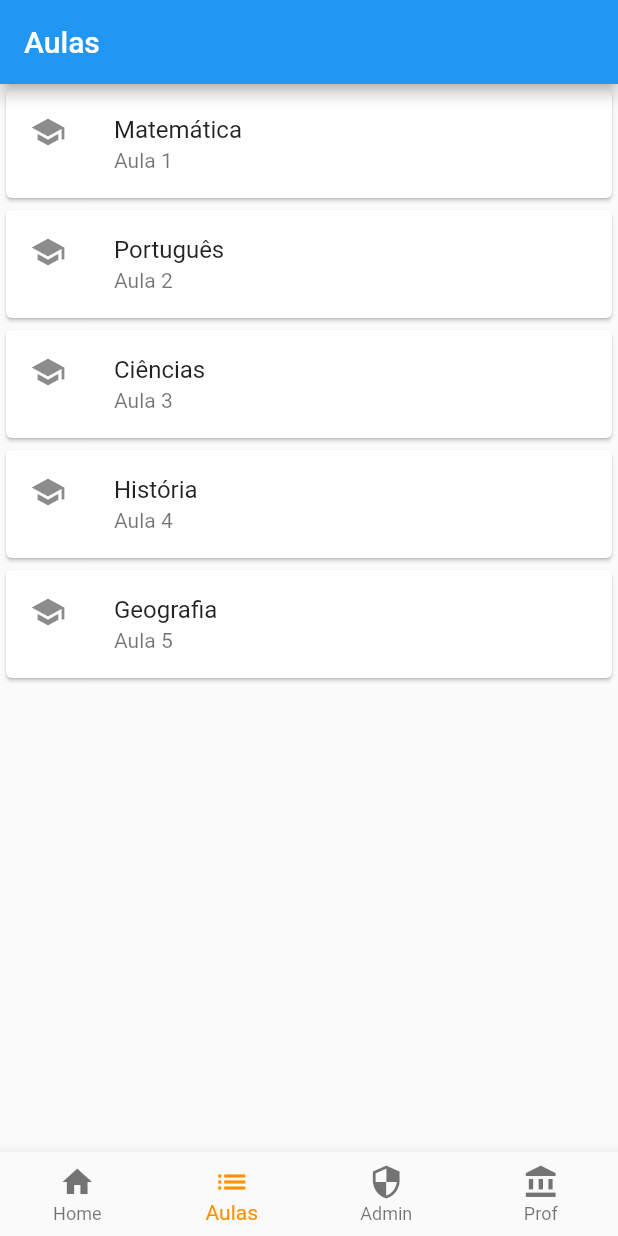
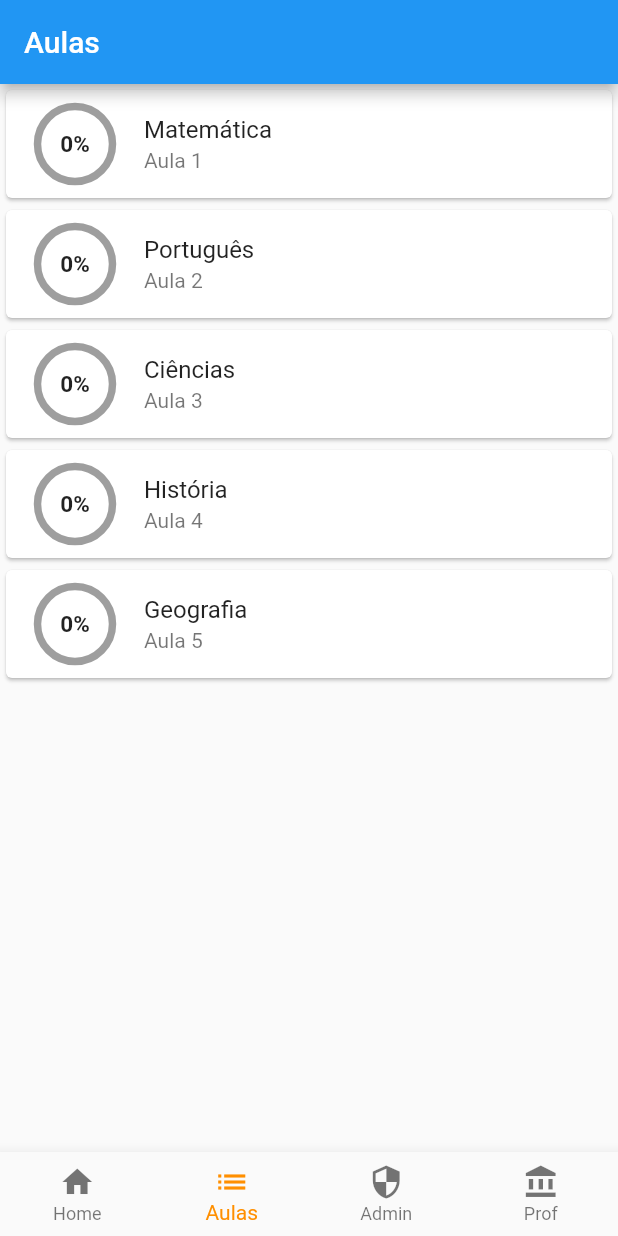
Before and after one commit to joaoroberto01/Chamada, a Flutter app: the screen it shows after launch, item 2 of the bottom bar chosen, on a phone screen of 412 x 824 dp. Run offline on Flutter 3.47's test engine with Material 2 defaults, Android fonts, the phone set to English and light mode, and no system bars; our stand-ins replace flutter_card_swiper.

```diff
--- a/lib/example_card.dart
+++ b/lib/example_card.dart
@@ -47,7 +47,7 @@ class ExampleCard extends StatelessWidget {
               crossAxisAlignment: CrossAxisAlignment.start,
               children: [
                 Text(
-                  candidate.name,
+                  candidate.nome,
                   style: const TextStyle(
                     color: Colors.black,
                     fontWeight: FontWeight.bold,
@@ -56,7 +56,7 @@ class ExampleCard extends StatelessWidget {
                 ),
                 const SizedBox(height: 5),
                 Text(
-                  candidate.job,
+                  candidate.ra,
                   style: const TextStyle(
                     color: Colors.grey,
                     fontSize: 15,
@@ -64,7 +64,7 @@ class ExampleCard extends StatelessWidget {
                 ),
                 const SizedBox(height: 5),
                 Text(
-                  candidate.city,
+                  candidate.curso,
                   style: const TextStyle(color: Colors.grey),
                 )
               ],
--- a/lib/lista_aulas.dart
+++ b/lib/lista_aulas.dart
@@ -53,7 +53,7 @@ class _AulasScreenState extends State<AulasScreen> {
   }
 
   Future<void> _getTeacherClasses() async {
-    final response = await http.get(Uri.parse('${Environment.BASE_URL}/chamada/aulas/professor/ad73bdd4-81a9-47f5-89fd-04526c16ffb4'));
+    final response = await http.get(Uri.parse('${Environment.BASE_URL}/chamada/aulas/professor/1b541ffb-18f8-4936-a12a-41d48e2ac8e9'));
     final data = jsonDecode(response.body);
     setState(() {
       aulas = getAulas(data);
--- /dev/null
+++ b/lib/porcentagem_circular.dart
@@ -0,0 +1,41 @@
+import 'package:flutter/material.dart';
+
+class PorcentagemCircular extends StatelessWidget {
+  final double percentual;
+
+  const PorcentagemCircular({required this.percentual});
+
+  @override
+  Widget build(BuildContext context) {
+    return SizedBox(
+      height: 60,
+      width: 60,
+      child: Stack(
+        children: [
+          Center(
+            child: SizedBox(
+              height: 50,
+              width: 50,
+              child: CircularProgressIndicator(
+                value: percentual / 100,
+                strokeWidth: 5,
+                backgroundColor: Colors.grey,
+                color: Colors.blue,
+                semanticsValue: 'TESTE',
+              ),
+            ),
+          ),
+          Center(
+            child: Text(
+              "${percentual.round()}%",
+              style: TextStyle(
+                fontSize: 15,
+                fontWeight: FontWeight.bold,
+              ),
+            ),
+          ),
+        ],
+      ),
+    );
+  }
+}
--- a/lib/shared/environment.dart
+++ b/lib/shared/environment.dart
@@ -1,3 +1,3 @@
 class Environment {
-  static const String BASE_URL = 'http://172.16.234.126:8080';
+  static const String BASE_URL = 'http://192.168.195.203:8080';
 }
--- a/lib/tela_aulas.dart
+++ b/lib/tela_aulas.dart
@@ -1,5 +1,5 @@
 import 'dart:convert';
-
+import 'package:chamada/porcentagem_circular.dart';
 import 'package:chamada/shared/environment.dart';
 import 'package:flutter/material.dart';
 import 'package:http/http.dart' as http;
@@ -9,11 +9,17 @@ class Aula {
   final int id;
   final String nome;
   final String professor;
+  double porcentagem;
 
-  Aula({required this.id, required this.nome, required this.professor});
+  Aula({required this.id, required this.nome, required this.professor, this.porcentagem = 0.0});
 }
 
-class TelaAulas extends StatelessWidget {
+class TelaAulas extends StatefulWidget {
+  @override
+  _TelaAulasState createState() => _TelaAulasState();
+}
+
+class _TelaAulasState extends State<TelaAulas> {
   final List<Aula> aulas = [
     Aula(id: 1, nome: "Matemática", professor: "João Silva"),
     Aula(id: 2, nome: "Português", professor: "Maria Souza"),
@@ -33,7 +39,7 @@ class TelaAulas extends StatelessWidget {
         itemBuilder: (BuildContext context, int index) {
           return Card(
             child: ListTile(
-              leading: Icon(Icons.school),
+              leading: PorcentagemCircular(percentual: aulas[index].porcentagem.toDouble()),
               title: Text(aulas[index].nome),
               subtitle: Text("Aula ${aulas[index].id}"),
               onTap: () {
@@ -60,6 +66,9 @@ void _mostrarModal(BuildContext context, Aula aula) {
               onPressed: () async {
                 // Implementar ação ao marcar presença
                 _mostrarNotificacao(context, aula);
+                setState(() {
+                  aula.porcentagem += 20.0;
+                });
                 Navigator.of(context).pop();
               },
             ),
@@ -89,5 +98,4 @@ void _mostrarModal(BuildContext context, Aula aula) {
       ),
     );
   }
-
 }
```
Also changed, not shown: lib/aulas_admin.dart (+14 -42 lines), lib/card_service.dart (added, +30 -0 lines), lib/example_candidate_model.dart (+13 -31 lines), lib/lista_alunos.dart (+4 -13 lines), lib/tela_prof_admin.dart (added, +170 -0 lines). Lines whose indentation alone changed are shown as unchanged.
